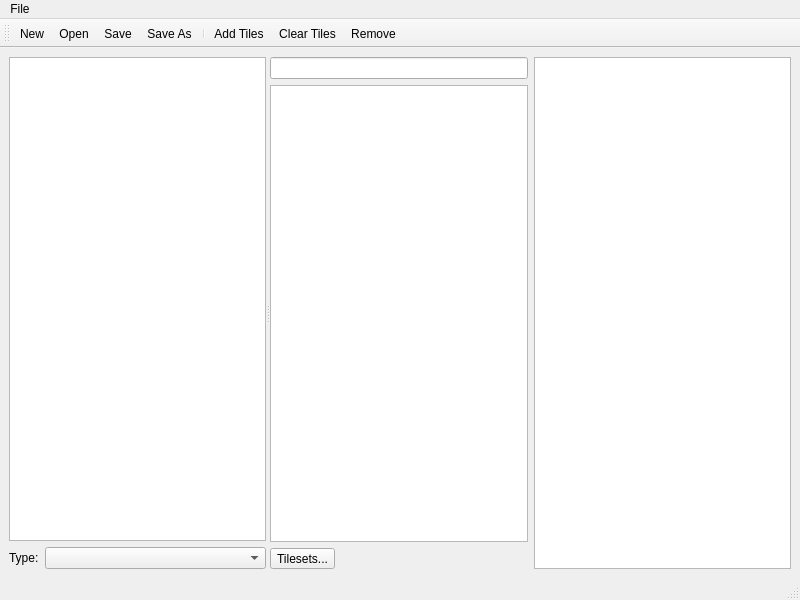
The window that src/tiled/tilerotationwindow.ui (timbaker/tiled) describes before a commit, drawn with Qt 5.
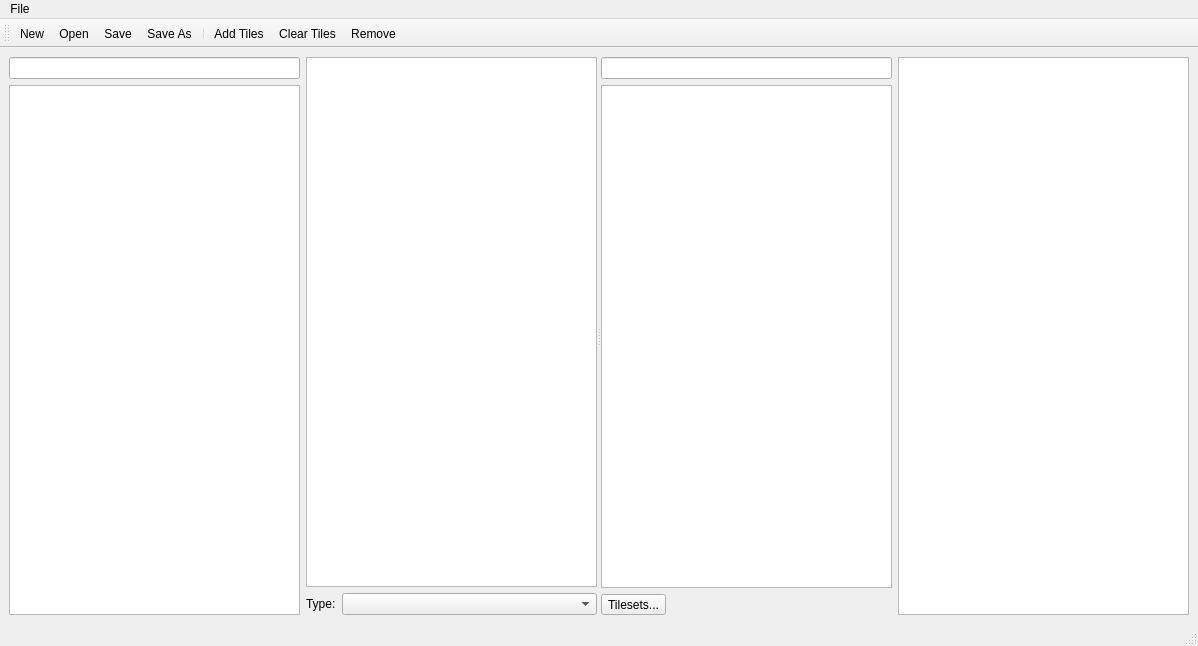
The same window after the commit. Icons and pictures are not drawn. Custom widgets are drawn as their Qt base class.

Commit message: WIP: Rotate the view in BuildingEd

```diff
--- a/src/tiled/tilerotationwindow.ui
+++ b/src/tiled/tilerotationwindow.ui
@@ -6,8 +6,8 @@
    <rect>
     <x>0</x>
     <y>0</y>
-    <width>800</width>
-    <height>600</height>
+    <width>1198</width>
+    <height>646</height>
    </rect>
   </property>
   <property name="windowTitle">
@@ -24,12 +24,24 @@
        <bool>false</bool>
       </property>
       <widget class="QWidget" name="verticalLayoutWidget">
+       <layout class="QHBoxLayout" name="leftLayout">
+        <item>
+         <layout class="QVBoxLayout" name="verticalLayout_2">
+          <item>
+           <widget class="QLineEdit" name="tilesetRotatedFilter"/>
+          </item>
+          <item>
+           <widget class="QListWidget" name="tilesetRotatedList"/>
+          </item>
+         </layout>
+        </item>
+        <item>
        <layout class="QVBoxLayout" name="verticalLayout">
         <item>
-         <widget class="BuildingEditor::FurnitureView" name="furnitureView"/>
+           <widget class="Tiled::TileRotateView" name="tileRotateView"/>
         </item>
         <item>
-         <layout class="QHBoxLayout" name="horizontalLayout">
+           <layout class="QHBoxLayout" name="comboLayout">
           <item>
            <widget class="QLabel" name="label">
             <property name="text">
@@ -50,9 +62,11 @@
          </layout>
         </item>
        </layout>
+        </item>
+       </layout>
       </widget>
       <widget class="QWidget" name="layoutWidget">
-       <layout class="QHBoxLayout" name="tilesetLayout">
+       <layout class="QHBoxLayout" name="rightLayout">
         <item>
          <layout class="QVBoxLayout" name="verticalLayout_5">
           <item>
@@ -91,7 +105,7 @@
     <rect>
      <x>0</x>
      <y>0</y>
-     <width>800</width>
+     <width>1198</width>
      <height>21</height>
     </rect>
    </property>
@@ -207,9 +221,9 @@
    <header>BuildingEditor/mixedtilesetview.h</header>
   </customwidget>
   <customwidget>
-   <class>BuildingEditor::FurnitureView</class>
+   <class>Tiled::TileRotateView</class>
    <extends>QTableWidget</extends>
-   <header>BuildingEditor/furnitureview.h</header>
+   <header>tilerotateview.h</header>
   </customwidget>
  </customwidgets>
  <resources>
```
Lines whose indentation alone changed are shown as unchanged. The commit also changes 11 other files.
